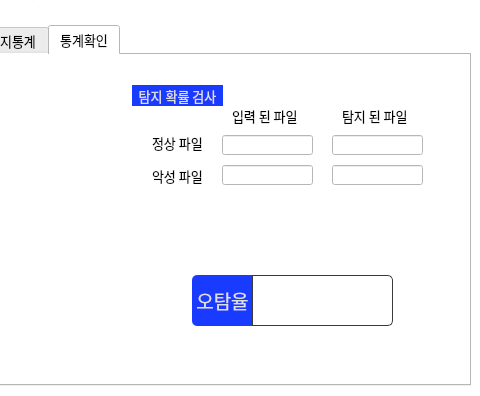
Qt form PROJ_COD/GUI_Test/main.ui (annie522/kitri) before a commit; both pictures show x 250 to 730 and y 134 to 530 of the 730 by 530 pixel window.
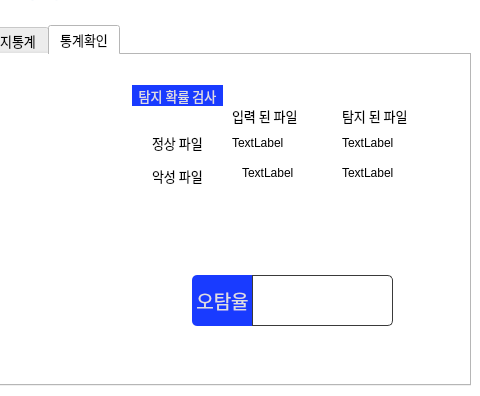
The same form after that commit. The open tabs and pages were chosen to show the change. Icons and pictures are not drawn.

What changed in the file:
```diff
--- a/PROJ_COD/GUI_Test/main.ui
+++ b/PROJ_COD/GUI_Test/main.ui
@@ -1105,46 +1105,6 @@
       <string>탐지 된 파일</string>
      </property>
     </widget>
-    <widget class="QLineEdit" name="lineEdit_3">
-     <property name="geometry">
-      <rect>
-       <x>460</x>
-       <y>80</y>
-       <width>91</width>
-       <height>20</height>
-      </rect>
-     </property>
-    </widget>
-    <widget class="QLineEdit" name="lineEdit_4">
-     <property name="geometry">
-      <rect>
-       <x>570</x>
-       <y>80</y>
-       <width>91</width>
-       <height>20</height>
-      </rect>
-     </property>
-    </widget>
-    <widget class="QLineEdit" name="lineEdit_5">
-     <property name="geometry">
-      <rect>
-       <x>570</x>
-       <y>110</y>
-       <width>91</width>
-       <height>20</height>
-      </rect>
-     </property>
-    </widget>
-    <widget class="QLineEdit" name="lineEdit_6">
-     <property name="geometry">
-      <rect>
-       <x>460</x>
-       <y>110</y>
-       <width>91</width>
-       <height>20</height>
-      </rect>
-     </property>
-    </widget>
     <widget class="QLabel" name="label_18">
      <property name="geometry">
       <rect>
@@ -1188,6 +1148,58 @@
 border-bottom-right-radius: 5px;</string>
      </property>
     </widget>
+    <widget class="QLabel" name="inputNormal">
+     <property name="geometry">
+      <rect>
+       <x>470</x>
+       <y>80</y>
+       <width>64</width>
+       <height>15</height>
+      </rect>
+     </property>
+     <property name="text">
+      <string>TextLabel</string>
+     </property>
+    </widget>
+    <widget class="QLabel" name="detectedNormal">
+     <property name="geometry">
+      <rect>
+       <x>580</x>
+       <y>80</y>
+       <width>64</width>
+       <height>15</height>
+      </rect>
+     </property>
+     <property name="text">
+      <string>TextLabel</string>
+     </property>
+    </widget>
+    <widget class="QLabel" name="inputMalware">
+     <property name="geometry">
+      <rect>
+       <x>480</x>
+       <y>110</y>
+       <width>64</width>
+       <height>15</height>
+      </rect>
+     </property>
+     <property name="text">
+      <string>TextLabel</string>
+     </property>
+    </widget>
+    <widget class="QLabel" name="detectedMalware">
+     <property name="geometry">
+      <rect>
+       <x>580</x>
+       <y>110</y>
+       <width>64</width>
+       <height>15</height>
+      </rect>
+     </property>
+     <property name="text">
+      <string>TextLabel</string>
+     </property>
+    </widget>
    </widget>
   </widget>
   <widget class="QLabel" name="title">
```
Left out of the diff: 52 changed lines with no effect on the pictures.
